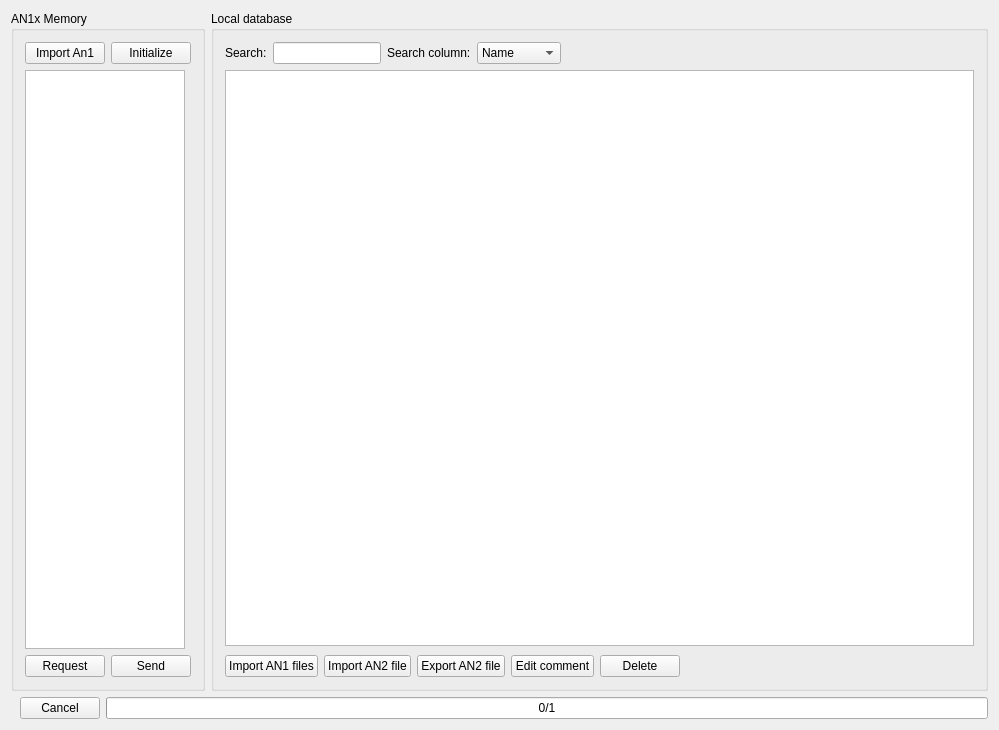
First picture: the form in src/View/Browser.ui, repository thefinalcutbg/QAN1xEditor, before the edit.
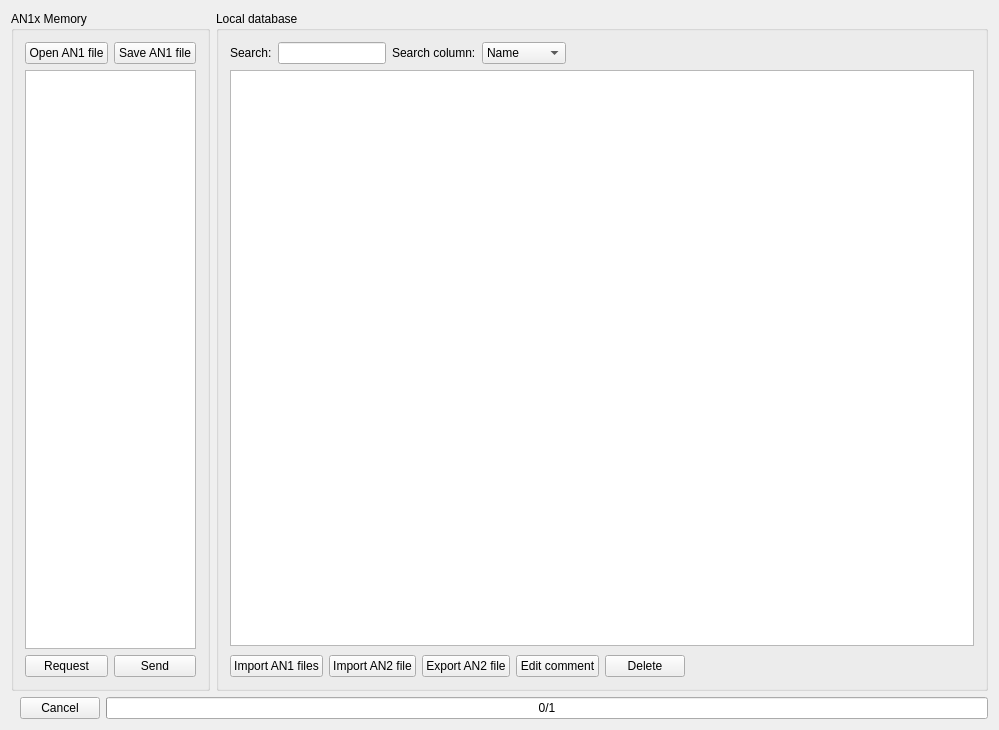
Second picture: the form after the edit. Custom widgets are drawn as their Qt base class.

Diff of the .ui file:
```diff
--- a/src/View/Browser.ui
+++ b/src/View/Browser.ui
@@ -30,14 +30,14 @@
           <item>
            <widget class="QPushButton" name="loadAN1ToList">
             <property name="text">
-             <string>Import An1</string>
+             <string>Open AN1 file</string>
             </property>
            </widget>
           </item>
           <item>
            <widget class="QPushButton" name="initButton">
             <property name="text">
-             <string>Initialize</string>
+             <string>Save AN1 file</string>
             </property>
            </widget>
           </item>
@@ -46,7 +46,7 @@
         <item>
          <widget class="MemoryList" name="An1xList">
           <property name="sizePolicy">
-           <sizepolicy hsizetype="Fixed" vsizetype="Expanding">
+           <sizepolicy hsizetype="Preferred" vsizetype="Expanding">
             <horstretch>0</horstretch>
             <verstretch>0</verstretch>
            </sizepolicy>
@@ -59,7 +59,7 @@
           </property>
           <property name="maximumSize">
            <size>
-            <width>160</width>
+            <width>171</width>
             <height>16777215</height>
            </size>
           </property>
```
Left out of the diff: 2 changed lines with no effect on the pictures.
